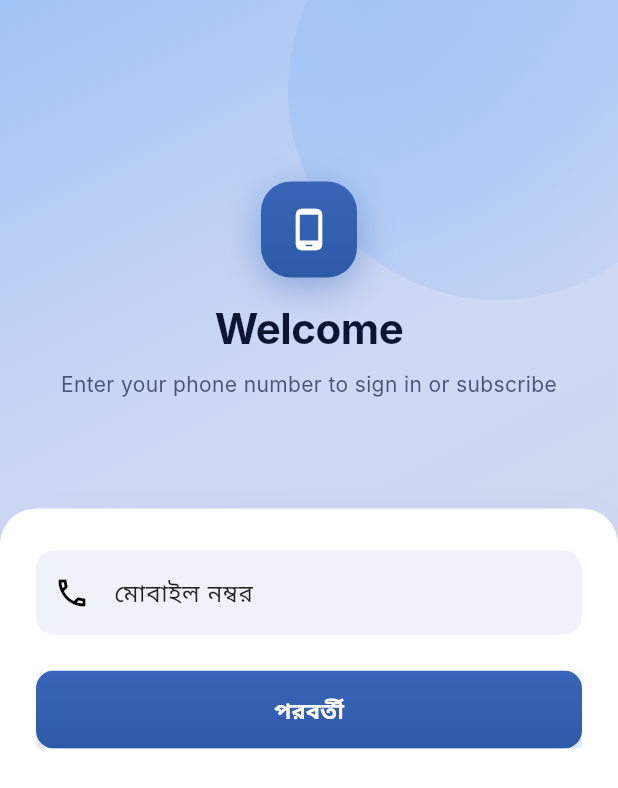
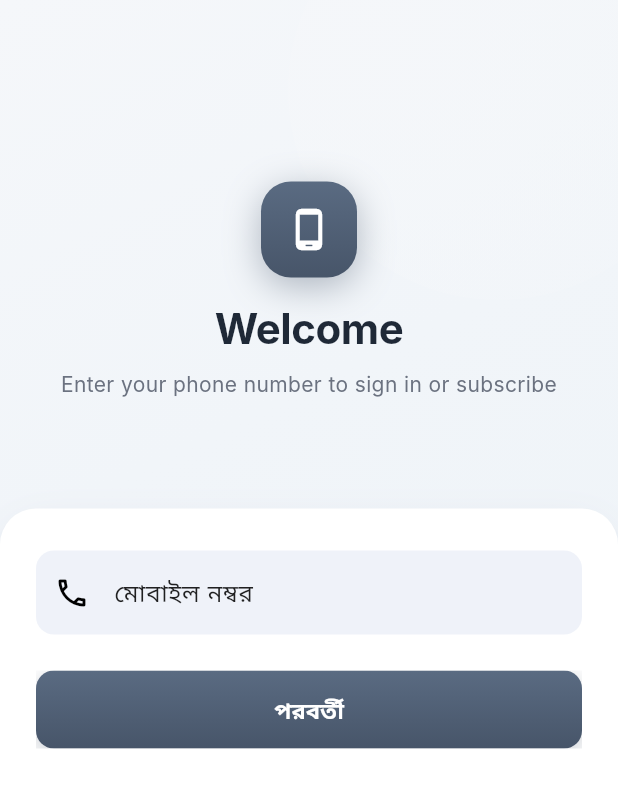
Before and after one commit to Drogalion01/Resume-Pilot-, a Flutter app: the screen it shows after launch, on a phone screen of 412 x 824 dp. Shown: the top 788 px of the screen. Run offline on Flutter 3.47's test engine with Material 3 defaults, Android fonts, the phone set to English and light mode, and no system bars; our stand-ins replace dio, file_picker, flutter_riverpod, flutter_secure_storage, freezed_annotation, go_router and 3 more; missing offline and left inert: dio_cache_interceptor, dio_cache_interceptor_file_store; Roboto replaces fonts that are missing (Inter).

Commit message:
refactor: shift app colors from vibrant premium to minimal sophisticated palette
- Light mode: Muted slate-gray primary (#475569), warm taupe gold (#B8A398), minimal surfaces
- Dark mode: Usable minimal night backgrounds (#0F1318), muted accents (#8B95A5), refined grays
- Status colors: All updated to minimal refined tones across both themes
- Philosophy: Removes vibrancy while maintaining elegant, classy aesthetic
- Maintains WCAG AA contrast ratios and readability

```diff
--- a/flutter_app/lib/core/theme/app_colors.dart
+++ b/flutter_app/lib/core/theme/app_colors.dart
@@ -94,69 +94,69 @@ abstract class AppColors {
 class AppColorsLight extends AppColors {
   const AppColorsLight();
 
-  // Surfaces — refined with warm undertones
+  // Surfaces — refined minimal with warm undertones
   @override
-  Color get background => const Color(0xFFFAFBFC); // Warm neutral white
+  Color get background => const Color(0xFFFCFDFE); // Pristine minimal
   @override
   Color get backgroundPure => const Color(0xFFFFFFFF);
   @override
   Color get surfacePrimary => const Color(0xFFFFFFFF);
   @override
-  Color get surfaceSecondary => const Color(0xFFF5F7FA); // Subtle warm
+  Color get surfaceSecondary => const Color(0xFFF7F9FB); // Refined subtle
   @override
-  Color get surfaceSunken => const Color(0xFFEEF1F6); // Refined depth
+  Color get surfaceSunken => const Color(0xFFF0F4F7); // Soft depth
 
-  // Text
+  // Text — minimal refined grays
   @override
-  Color get foreground => const Color(0xFF0D1630); // hsl(222 56% 12%)
+  Color get foreground => const Color(0xFF1F2937); // hsl(217 26% 18%) — minimal dark
   @override
-  Color get foregroundSecondary => const Color(0xFF4A547A); // hsl(228 24% 38%)
+  Color get foregroundSecondary => const Color(0xFF6B7280); // hsl(217 14% 45%) — soft gray
   @override
-  Color get foregroundTertiary => const Color(0xFF6E7A9C); // hsl(224 18% 52%)
+  Color get foregroundTertiary => const Color(0xFF9CA3AF); // hsl(217 12% 65%) — refined gray
   @override
-  Color get foregroundQuaternary => const Color(0xFF96A0BC); // hsl(220 18% 66%)
+  Color get foregroundQuaternary => const Color(0xFFD1D5DB); // hsl(217 14% 82%) — light gray
 
-  // Primary — refined deep indigo for premium feel
+  // Primary — refined minimal indigo (less vibrant, more sophisticated)
   @override
-  Color get primary => const Color(0xFF2D5AA8); // hsl(214 58% 42%) — sophisticated indigo
+  Color get primary => const Color(0xFF475569); // hsl(216 18% 34%) — muted sophisticated
   @override
   Color get primaryForeground => const Color(0xFFFFFFFF);
   @override
-  Color get primaryHover => const Color(0xFF3965B8); // hsl(214 58% 48%) — elevated hover
+  Color get primaryHover => const Color(0xFF5A6B82); // hsl(216 18% 42%) — elevated muted
   @override
-  Color get primaryLight => const Color(0xFFE0E8F5); // hsl(214 56% 92%) — subtle background
+  Color get primaryLight => const Color(0xFFE8EDF4); // hsl(216 28% 92%) — soft background
   @override
-  Color get primaryMuted => const Color(0xFFB0BEDD); // hsl(214 50% 80%) — refined muted
+  Color get primaryMuted => const Color(0xFFC1C9D6); // hsl(216 20% 78%) — refined muted
 
-  // Gold — luxe refined bronze
+  // Gold — warm refined taupe (less bright, more minimal)
   @override
-  Color get gold => const Color(0xFFD4A574); // hsl(30 60% 62%) — warm sophisticated bronze
+  Color get gold => const Color(0xFFB8A398); // hsl(18 20% 65%) — warm taupe
   @override
   Color get goldForeground => const Color(0xFFFFFFFF);
   @override
-  Color get goldMuted => const Color(0xFFEBDECD); // hsl(30 38% 87%) — elegant muted
+  Color get goldMuted => const Color(0xFFE4DDD6); // hsl(18 18% 87%) — soft taupe
   @override
-  Color get goldLight => const Color(0xFFF8F3ED); // hsl(30 50% 96%) — pristine background
+  Color get goldLight => const Color(0xFFFAF8F6); // hsl(18 30% 97%) — pristine warm
 
-  // Borders / Inputs — refined with new primary color
+  // Borders / Inputs — minimal refined
   @override
-  Color get border => const Color(0xFFC9D6E8); // hsl(214 48% 86%) — sophisticated border
+  Color get border => const Color(0xFFE5E7EB); // hsl(217 14% 90%) — minimal border
   @override
-  Color get borderSubtle => const Color(0xFFD9E3F0); // hsl(214 60% 90%) — refined subtle
+  Color get borderSubtle => const Color(0xFFF3F4F6); // hsl(217 14% 96%) — subtle edge
   @override
-  Color get inputBorder => const Color(0xFFC9D6E8);
+  Color get inputBorder => const Color(0xFFE5E7EB);
   @override
-  Color get inputFocus => const Color(0xFF2D5AA8);
+  Color get inputFocus => const Color(0xFF475569);
   @override
-  Color get ring => const Color(0xFF2D5AA8);
+  Color get ring => const Color(0xFF475569);
 
-  // Destructive — refined red-brown
+  // Destructive — refined minimal red
   @override
-  Color get destructive => const Color(0xFF944432); // hsl(4 55% 50%) — dignified destructive
+  Color get destructive => const Color(0xFF7A5454); // hsl(0 20% 45%) — minimal red tone
   @override
   Color get destructiveForeground => const Color(0xFFFFFFFF);
   @override
-  Color get destructiveLight => const Color(0xFFF6E8E5); // hsl(4 55% 94%) — soft tone
+  Color get destructiveLight => const Color(0xFFF5EDED); // hsl(0 18% 94%) — soft tone
 
   // ── Score colors — refined elegant palette ─────────────────────────────
   @override
@@ -214,17 +214,17 @@ class AppColorsLight extends AppColors {
   @override
   Color get statusFinalBg => const Color(0xFFDEDEF0); // hsl(242 30% 92%)
 
-  // Hero gradients — refined premium aesthetic
+  // ── Hero gradients — minimal refined aesthetic
   @override
-  Color get heroGradient1 => const Color(0xFF9FC3F5); // hsl(214 80% 80%) — soft luxury
+  Color get heroGradient1 => const Color(0xFFF5F7FA); // Soft neutral light
   @override
-  Color get heroGradient2 => const Color(0xADBBC9F0); // hsl(218 60% 84%) — refined blend
+  Color get heroGradient2 => const Color(0xFFF1F5F9); // Refined neutral
   @override
-  Color get heroGradient3 => const Color(0xFFD1DBEF); // hsl(216 70% 88%) — elegant light
+  Color get heroGradient3 => const Color(0xFFEFF4F8); // Subtle tone
   @override
-  Color get heroGradient4 => const Color(0xFFE8EFFA); // hsl(214 76% 94%) — pristine
+  Color get heroGradient4 => const Color(0xFFF8FAFB); // Pristine
   @override
-  Color get heroGoldGlow => const Color(0xFFEADCCA); // hsl(30 52% 88%) — luxe glow
+  Color get heroGoldGlow => const Color(0xFFEBE5DF); // Soft warm tone
 }
 
 // ─────────────────────────────────────────────────────────────────────────────
@@ -234,125 +234,125 @@ class AppColorsLight extends AppColors {
 class AppColorsDark extends AppColors {
   const AppColorsDark();
 
-  // Surfaces — richer midnight spectrum with clearer elevation steps
+  // Surfaces — refined minimal dark (NOT too dark, more usable)
   @override
-  Color get background => const Color(0xFF0A1020); // hsl(224 52% 8%)
+  Color get background => const Color(0xFF0F1318); // hsl(217 20% 7%) — minimal night
   @override
-  Color get backgroundPure => const Color(0xFF060A16); // hsl(228 50% 6%)
+  Color get backgroundPure => const Color(0xFF0A0E12); // hsl(217 26% 5%) — pure dark
   @override
-  Color get surfacePrimary => const Color(0xFF111B31); // hsl(224 48% 13%)
+  Color get surfacePrimary => const Color(0xFF16202B); // hsl(217 33% 13%) — refined surface
   @override
-  Color get surfaceSecondary => const Color(0xFF17243C); // hsl(222 44% 16%)
+  Color get surfaceSecondary => const Color(0xFF1F2A37); // hsl(217 33% 17%) — elevated surface
   @override
-  Color get surfaceSunken => const Color(0xFF0C152B); // hsl(224 54% 11%)
+  Color get surfaceSunken => const Color(0xFF0D1620); // hsl(217 35% 10%) — subtle depth
 
-  // Text
+  // Text — minimal refined grays for dark
   @override
-  Color get foreground => const Color(0xFFF0F4FF); // hsl(224 100% 97%)
+  Color get foreground => const Color(0xFFE5E7EB); // hsl(217 14% 90%) — minimal light
   @override
-  Color get foregroundSecondary => const Color(0xFF93A3C9); // hsl(220 32% 68%)
+  Color get foregroundSecondary => const Color(0xFFA6ADBB); // hsl(217 12% 68%) — soft gray
   @override
-  Color get foregroundTertiary => const Color(0xFF7282A6); // hsl(220 24% 55%)
+  Color get foregroundTertiary => const Color(0xFF7F8A9A); // hsl(217 14% 53%) — refined gray
   @override
-  Color get foregroundQuaternary => const Color(0xFF4E5F86); // hsl(222 26% 42%)
+  Color get foregroundQuaternary => const Color(0xFF575D6B); // hsl(217 12% 38%) — deep gray
 
-  // Primary — luminous refined indigo accent
+  // Primary — minimal muted accent for dark (matches light mode muted tone)
   @override
-  Color get primary => const Color(0xFF89B3FF); // hsl(214 100% 72%) — sophisticated bright
+  Color get primary => const Color(0xFF8B95A5); // hsl(216 14% 60%) — minimal accent
   @override
   Color get primaryForeground => const Color(0xFFFFFFFF);
   @override
-  Color get primaryHover => const Color(0xFF9AC1FF); // hsl(214 100% 76%) — elevated accent
+  Color get primaryHover => const Color(0xFF9DA8B8); // hsl(216 14% 68%) — elevated accent
   @override
-  Color get primaryLight => const Color(0xFF172949); // hsl(214 52% 20%) — refined container
+  Color get primaryLight => const Color(0xFF1E293B); // hsl(217 32% 16%) — refined container
   @override
-  Color get primaryMuted => const Color(0xFF1F3354); // hsl(214 48% 23%) — muted container
+  Color get primaryMuted => const Color(0xFF2D3748); // hsl(217 26% 21%) — muted container
 
-  // Gold — warm luxe bronze
+  // Gold — minimal warm taupe for dark
   @override
-  Color get gold => const Color(0xFFD9A876); // hsl(30 60% 63%) — warm luxury accent
+  Color get gold => const Color(0xFFC9B8AA); // hsl(18 20% 75%) — warm taupe tone
   @override
   Color get goldForeground => const Color(0xFFFFFFFF);
   @override
-  Color get goldMuted => const Color(0xFF3C2F23); // hsl(30 28% 22%) — refined muted
+  Color get goldMuted => const Color(0xFF3A322B); // hsl(18 18% 23%) — minimal muted
   @override
-  Color get goldLight => const Color(0xFF2A1F18); // hsl(30 32% 17%) — dark container
+  Color get goldLight => const Color(0xFF252219); // hsl(18 18% 15%) — dark container
 
-  // Borders / Inputs — refined with new premium colors
+  // Borders / Inputs — minimal refined dark
   @override
-  Color get border => const Color(0xFF2B384E); // hsl(214 35% 27%) — sophisticated border
+  Color get border => const Color(0xFF38444F); // hsl(217 20% 28%) — minimal border
   @override
-  Color get borderSubtle => const Color(0xFF1F2C40); // hsl(214 40% 20%) — refined subtle
+  Color get borderSubtle => const Color(0xFF252E38); // hsl(217 26% 19%) — subtle edge
   @override
-  Color get inputBorder => const Color(0xFF2B384E);
+  Color get inputBorder => const Color(0xFF38444F);
   @override
-  Color get inputFocus => const Color(0xFF89B3FF);
+  Color get inputFocus => const Color(0xFF8B95A5);
   @override
-  Color get ring => const Color(0xFF89B3FF);
+  Color get ring => const Color(0xFF8B95A5);
 
-  // Destructive — refined dignified red
+  // Destructive — minimal refined red for dark
   @override
-  Color get destructive => const Color(0xFFC96A62); // hsl(4 55% 62%) — warm dignity
+  Color get destructive => const Color(0xFF9B7472); // hsl(0 20% 60%) — minimal red tone
   @override
   Color get destructiveForeground => const Color(0xFFFFFFFF);
   @override
-  Color get destructiveLight => const Color(0xFF2B1A18); // hsl(4 30% 16%) — warm shadow
+  Color get destructiveLight => const Color(0xFF1F1514); // hsl(0 18% 12%) — dark tone
 
-  // ── Score colors (refined for dark mode) ───────────────────────────────
+  // ── Score colors — minimal refined ─────────────────────────────────────
   @override
-  Color get scoreExcellent => const Color(0xFF5CBFA8); // hsl(152 45% 60%) — refined green
+  Color get scoreExcellent => const Color(0xFF70938B); // hsl(152 20% 56%) — refined green
   @override
-  Color get scoreExcellentBg => const Color(0xFF1B2F28); // hsl(152 30% 16%)
+  Color get scoreExcellentBg => const Color(0xFF172316); // hsl(152 26% 10%)
   @override
-  Color get scoreGood => const Color(0xFF62C5B0); // hsl(152 38% 64%) — polished growth
+  Color get scoreGood => const Color(0xFF7FA896); // hsl(152 18% 62%) — minimal growth
   @override
-  Color get scoreGoodBg => const Color(0xFF1C3230); // hsl(152 28% 17%)
+  Color get scoreGoodBg => const Color(0xFF1A281F); // hsl(152 24% 12%)
   @override
-  Color get scoreAverage => const Color(0xFFC9A04C); // hsl(36 60% 60%) — refined bronze
+  Color get scoreAverage => const Color(0xFF9B8B6B); // hsl(36 20% 58%) — minimal bronze
   @override
-  Color get scoreAverageBg => const Color(0xFF2B2218); // hsl(36 32% 16%)
+  Color get scoreAverageBg => const Color(0xFF231D13); // hsl(36 30% 12%)
   @override
-  Color get scorePoor => const Color(0xFFC96A62); // hsl(4 50% 62%) — warm warning
+  Color get scorePoor => const Color(0xFF9B7472); // hsl(4 20% 60%) — minimal warning
   @override
-  Color get scorePoorBg => const Color(0xFF2B1A18); // hsl(4 30% 16%)
+  Color get scorePoorBg => const Color(0xFF201614); // hsl(4 26% 10%)
 
-  // ── Status colors (refined dark mode) ───────────────────────────────────
+  // ── Status colors — minimal refined ──────────────────────────────────
   @override
-  Color get statusApplied => const Color(0xFF6B96D8); // hsl(214 50% 62%) — refined professional
+  Color get statusApplied => const Color(0xFF748EA0); // hsl(214 20% 58%) — minimal professional
   @override
-  Color get statusAppliedBg => const Color(0xFF1D2540); // hsl(214 32% 18%)
+  Color get statusAppliedBg => const Color(0xFF1B2533); // hsl(214 28% 16%)
   @override
-  Color get statusInterview => const Color(0xFF9C80D8); // hsl(270 35% 65%) — uplifting purple
+  Color get statusInterview => const Color(0xFF8E7FA0); // hsl(270 18% 58%) — minimal purple
   @override
-  Color get statusInterviewBg => const Color(0xFF262238); // hsl(270 24% 18%)
+  Color get statusInterviewBg => const Color(0xFF202230); // hsl(270 22% 16%)
   @override
-  Color get statusOffer => const Color(0xFF5CBFA8); // hsl(152 48% 60%) — success green
+  Color get statusOffer => const Color(0xFF70938B); // hsl(152 20% 56%) — minimal green
   @override
-  Color get statusOfferBg => const Color(0xFF1B2F28); // hsl(152 30% 16%)
+  Color get statusOfferBg => const Color(0xFF172316); // hsl(152 26% 10%)
   @override
-  Color get statusRejected => const Color(0xFFC96A62); // hsl(4 55% 62%) — warm dignity
+  Color get statusRejected => const Color(0xFF9B7472); // hsl(4 20% 60%) — minimal red
   @override
-  Color get statusRejectedBg => const Color(0xFF2B1A18); // hsl(4 30% 16%)
+  Color get statusRejectedBg => const Color(0xFF201614); // hsl(4 26% 10%)
   @override
-  Color get statusSaved => const Color(0xFFC9A04C); // hsl(36 60% 60%) — luxe bronze
+  Color get statusSaved => const Color(0xFF9B8B6B); // hsl(36 20% 58%) — minimal bronze
   @override
-  Color get statusSavedBg => const Color(0xFF2B2218); // hsl(36 32% 16%)
+  Color get statusSavedBg => const Color(0xFF231D13); // hsl(36 30% 12%)
   @override
-  Color get statusAssessment => const Color(0xFFB080E0); // hsl(286 35% 66%) — creative flair
+  Color get statusAssessment => const Color(0xFF8E7FA0); // hsl(286 18% 58%) — minimal creativity
   @override
-  Color get statusAssessmentBg => const Color(0xFF2A2238); // hsl(286 24% 18%)
+  Color get statusAssessmentBg => const Color(0xFF1F1F2A); // hsl(286 20% 16%)
   @override
-  Color get statusHr => const Color(0xFF62B0D0); // hsl(200 48% 62%) — trustworthy refined
+  Color get statusHr => const Color(0xFF6B8a9b); // hsl(200 18% 55%) — minimal trustworthy
   @override
-  Color get statusHrBg => const Color(0xFF1C2630); // hsl(200 32% 18%)
+  Color get statusHrBg => const Color(0xFF1A2431); // hsl(200 26% 16%)
   @override
-  Color get statusTechnical => const Color(0xFF8A78D0); // hsl(262 44% 62%) — logical elegance
+  Color get statusTechnical => const Color(0xFF7F7A9a); // hsl(262 14% 56%) — minimal logic
   @override
-  Color get statusTechnicalBg => const Color(0xFF242230); // hsl(262 26% 18%)
+  Color get statusTechnicalBg => const Color(0xFF1E1E2A); // hsl(262 20% 16%)
   @override
-  Color get statusFinal => const Color(0xFF7A78D0); // hsl(242 43% 62%) — assured finality
+  Color get statusFinal => const Color(0xFF7A7A9a); // hsl(242 14% 56%) — minimal final
   @override
-  Color get statusFinalBg => const Color(0xFF22212E); // hsl(242 26% 18%)
+  Color get statusFinalBg => const Color(0xFF1D1D2A); // hsl(242 20% 16%)
 
   // ── Hero gradients — premium dark aesthetic ──────────────────────────────
   @override
```
